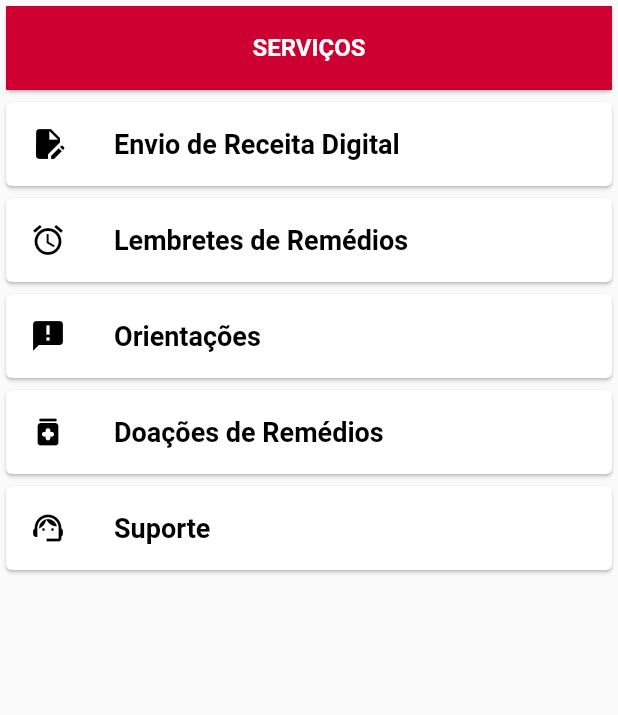
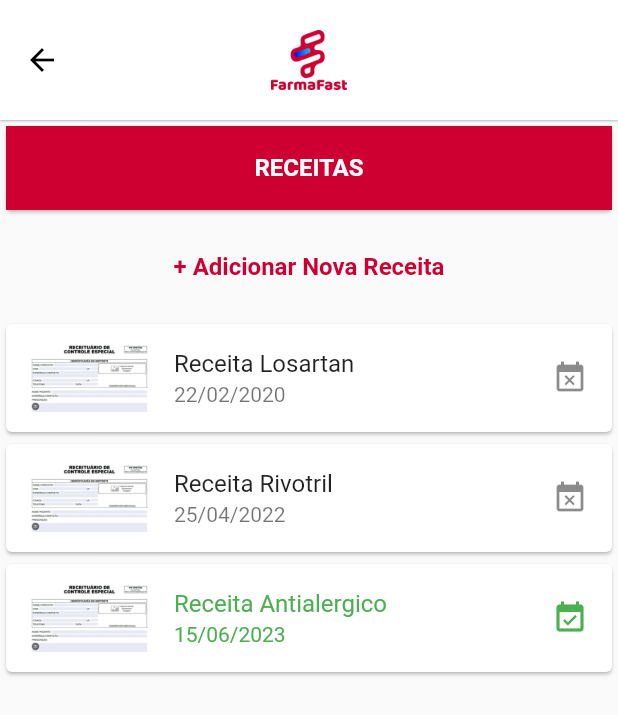
Before and after one commit to paulociano/farmafast, a Flutter app: the ServicosPage screen opened directly, after a tap on "Envio de Receita Digital", on a phone screen of 412 x 824 dp. Shown: the top 715 px of the screen. Run offline on Flutter 3.47's test engine with Material 2 defaults, Android fonts, the light colour scheme and no system bars; our stand-ins replace card_swiper, google_fonts.

Commit message:
Cria páginas de serviços para receitas

```diff
--- a/lib/pages/newuser_page.dart
+++ b/lib/pages/newuser_page.dart
@@ -19,6 +19,7 @@ class _NewUserPageState extends State<NewUserPage> {
   Widget build(BuildContext context) {
     return SafeArea(
       child: Scaffold(
+        resizeToAvoidBottomInset: false,
         backgroundColor: const Color.fromARGB(255, 255, 255, 255),
         body: SingleChildScrollView(
           child: ConstrainedBox(
--- /dev/null
+++ b/lib/pages/receita_page.dart
@@ -0,0 +1,112 @@
+import 'package:flutter/material.dart';
+import 'package:trilhaapp/pages/receita_modal.dart';
+
+class ReceitaMainPage extends StatefulWidget {
+  const ReceitaMainPage({super.key});
+
+  @override
+  State<ReceitaMainPage> createState() => _ReceitaMainPageState();
+}
+
+class _ReceitaMainPageState extends State<ReceitaMainPage> {
+  @override
+  Widget build(BuildContext context) {
+    return Scaffold(
+      appBar: AppBar(
+        elevation: 0.5,
+        foregroundColor: Colors.black,
+        backgroundColor: Colors.white,
+        toolbarHeight: 80,
+        centerTitle: true,
+        title: Image.asset(
+          'assets/images/logofarmafast.png',
+          height: 40,
+        ),
+      ),
+      body: Column(
+        children: [
+          const SizedBox(
+            width: double.infinity,
+            child: Card(
+              child: ListTile(
+                tileColor: Color.fromARGB(255, 206, 0, 49),
+                title: Text(
+                  'RECEITAS',
+                  style: TextStyle(
+                      color: Colors.white, fontWeight: FontWeight.w700),
+                  textAlign: TextAlign.center,
+                ),
+              ),
+            ),
+          ),
+          const SizedBox(
+            height: 10,
+          ),
+          TextButton(
+              onPressed: () {
+                Navigator.push(
+                    context,
+                    MaterialPageRoute(
+                        builder: (context) => const ReceitaModal()));
+              },
+              child: const Text(
+                '+ Adicionar Nova Receita',
+                style: TextStyle(
+                  fontSize: 16,
+                  fontWeight: FontWeight.w600,
+                  color: Color.fromARGB(255, 206, 0, 49),
+                ),
+              )),
+          const SizedBox(
+            height: 10,
+          ),
+          Card(
+            child: ListTile(
+              leading: Image.asset(
+                'assets/images/receita1.jpg',
+                width: 80,
+                height: 80,
+              ),
+              title: const Text('Receita Losartan'),
+              subtitle: const Text('22/02/2020'),
+              trailing: const Icon(Icons.event_busy),
+            ),
+          ),
+          Card(
+            child: ListTile(
+              leading: Image.asset(
+                'assets/images/receita1.jpg',
+                width: 80,
+                height: 80,
+              ),
+              title: const Text('Receita Rivotril'),
+              subtitle: const Text('25/04/2022'),
+              trailing: const Icon(Icons.event_busy),
+            ),
+          ),
+          Card(
+            child: ListTile(
+              leading: Image.asset(
+                'assets/images/receita1.jpg',
+                width: 80,
+                height: 80,
+              ),
+              title: const Text(
+                'Receita Antialergico',
+                style: TextStyle(color: Colors.green),
+              ),
+              subtitle: const Text(
+                '15/06/2023',
+                style: TextStyle(color: Colors.green),
+              ),
+              trailing: const Icon(
+                Icons.event_available,
+                color: Colors.green,
+              ),
+            ),
+          ),
+        ],
+      ),
+    );
+  }
+}
--- a/lib/pages/servicos_page.dart
+++ b/lib/pages/servicos_page.dart
@@ -1,4 +1,5 @@
 import 'package:flutter/material.dart';
+import 'package:trilhaapp/pages/receita_page.dart';
 
 class ServicosPage extends StatefulWidget {
   const ServicosPage({super.key});
@@ -41,9 +42,11 @@ class _ServicosPageState extends State<ServicosPage> {
                       fontWeight: FontWeight.w600),
                 ),
                 onTap: () {
-                // Ação ao clicar no menu
-              },
-            ),
+                  Navigator.push(
+                      context,
+                      MaterialPageRoute(
+                          builder: (context) => const ReceitaMainPage()));
+                }),
           ),
           Card(
             child: ListTile(
--- a/pubspec.yaml
+++ b/pubspec.yaml
@@ -37,6 +37,7 @@ dependencies:
   cupertino_icons: ^1.0.2
   google_fonts: ^5.0.0
   card_swiper : ^2.0.1
+
 
 dev_dependencies:
   flutter_test:
```
Also changed, not shown: lib/pages/receita_modal.dart (added, +89 -0 lines), assets/images/receita1.jpg (added). Lines whose indentation alone changed are shown as unchanged.
